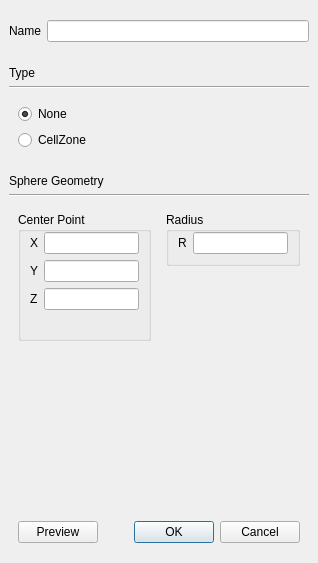
Qt form baramMesh/view/geometry/volume_dialog.ui (nextfoam/baram) before a commit.
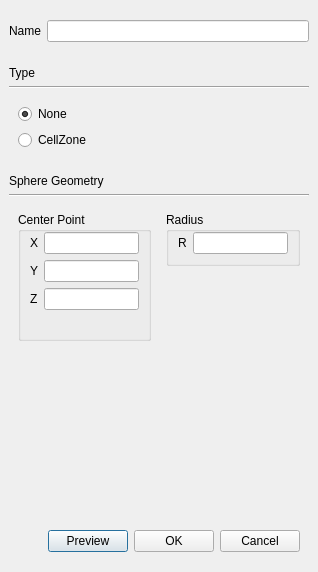
The same form after that commit.

```diff
--- a/baramMesh/view/geometry/volume_dialog.ui
+++ b/baramMesh/view/geometry/volume_dialog.ui
@@ -7,11 +7,11 @@
     <x>0</x>
     <y>0</y>
     <width>318</width>
-    <height>532</height>
+    <height>550</height>
    </rect>
   </property>
   <property name="windowTitle">
-   <string>Dialog</string>
+   <string>Edit Volume</string>
   </property>
   <layout class="QVBoxLayout" name="verticalLayout_6">
    <property name="leftMargin">
@@ -21,6 +21,18 @@
     <number>9</number>
    </property>
    <item>
+    <widget class="QWidget" name="form" native="true">
+     <layout class="QVBoxLayout" name="verticalLayout">
+      <property name="leftMargin">
+       <number>0</number>
+      </property>
+      <property name="topMargin">
+       <number>0</number>
+      </property>
+      <property name="rightMargin">
+       <number>0</number>
+      </property>
+      <item>
     <widget class="QWidget" name="widget_5" native="true">
      <layout class="QFormLayout" name="formLayout_3">
       <property name="leftMargin">
@@ -551,9 +563,25 @@
      </widget>
     </widget>
    </item>
+     </layout>
+    </widget>
+   </item>
    <item>
-    <widget class="QWidget" name="widget" native="true">
-     <layout class="QHBoxLayout" name="horizontalLayout_3">
+    <widget class="QWidget" name="widget_6" native="true">
+     <layout class="QHBoxLayout" name="horizontalLayout_4">
+      <item>
+       <spacer name="horizontalSpacer_2">
+        <property name="orientation">
+         <enum>Qt::Horizontal</enum>
+        </property>
+        <property name="sizeHint" stdset="0">
+         <size>
+          <width>181</width>
+          <height>20</height>
+         </size>
+        </property>
+       </spacer>
+      </item>
       <item>
        <widget class="QPushButton" name="preview">
         <property name="text">
@@ -562,12 +590,16 @@
        </widget>
       </item>
       <item>
-       <widget class="QDialogButtonBox" name="buttonBox">
-        <property name="orientation">
-         <enum>Qt::Horizontal</enum>
+       <widget class="QPushButton" name="ok">
+        <property name="text">
+         <string>OK</string>
         </property>
-        <property name="standardButtons">
-         <set>QDialogButtonBox::Cancel|QDialogButtonBox::Ok</set>
+       </widget>
+      </item>
+      <item>
+       <widget class="QPushButton" name="cancel">
+        <property name="text">
+         <string>Cancel</string>
         </property>
        </widget>
       </item>
```
Left out of the diff: 35 changed lines with no effect on the pictures. Lines whose indentation alone changed are shown as unchanged.
